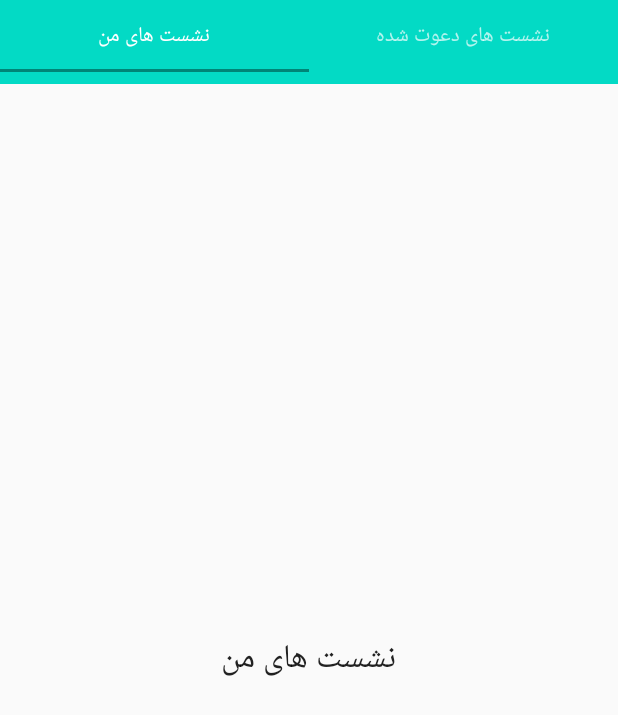
After one commit to ramtinsafadoust/neshast, an Android app: the Tab1 screen opened directly, with no data from a screen before it, on a phone screen of 412 x 824 dp. The commit adds this screen. Shown: the top 715 px of the screen. Run offline under Robolectric (Android 15) with nearby library versions, the phone set to English and light mode, and no system bars.

Commit message:
TabLayout Done

```diff
--- /dev/null
+++ b/app/src/main/java/com/oracto/jitsi/Pager.java
@@ -0,0 +1,38 @@
+package com.oracto.jitsi;
+
+import androidx.fragment.app.Fragment;
+import androidx.fragment.app.FragmentManager;
+import androidx.fragment.app.FragmentStatePagerAdapter;
+
+public class Pager  extends FragmentStatePagerAdapter {
+    //integer to count number of tabs
+    int tabCount;
+
+    //Constructor to the class
+    public Pager(FragmentManager fm, int tabCount) {
+        super(fm);
+        //Initializing tab count
+        this.tabCount= tabCount;
+    }
+
+    //Overriding method getItem
+    @Override
+    public Fragment getItem(int position) {
+        //Returning the current tabs
+        switch (position) {
+            case 0:
+                Tab1 tab1 = new Tab1();
+                return tab1;
+            case 1:
+                Tab2 tab2 = new Tab2();
+                return tab2;
+            default:
+                return null;
+        }
+    }
+
+    @Override
+    public int getCount() {
+        return tabCount;
+    }
+}
--- /dev/null
+++ b/app/src/main/java/com/oracto/jitsi/Tab1.java
@@ -0,0 +1,34 @@
+package com.oracto.jitsi;
+
+import android.os.Bundle;
+import android.view.LayoutInflater;
+import android.view.View;
+import android.view.ViewGroup;
+
+import androidx.fragment.app.Fragment;
+
+/**
+ * Created by Jfp on 2/3/2017.
+ */
+
+//Our class extending fragment
+public  class Tab1 extends Fragment {
+
+
+
+    //Overriden method onCreateView
+    @Override
+    public View onCreateView(LayoutInflater inflater, ViewGroup container, Bundle savedInstanceState) {
+
+
+
+
+
+
+
+
+        //Returning the layout file after inflating
+        //Change R.layout.tab in you classes
+        return inflater.inflate(R.layout.tab1, container, false);
+    }
+}
--- /dev/null
+++ b/app/src/main/java/com/oracto/jitsi/Tab2.java
@@ -0,0 +1,19 @@
+package com.oracto.jitsi;
+
+import android.os.Bundle;
+import android.view.LayoutInflater;
+import android.view.View;
+import android.view.ViewGroup;
+
+import androidx.fragment.app.Fragment;
+
+public class Tab2 extends Fragment {
+
+    //Overriden method onCreateView
+    @Override
+    public View onCreateView(LayoutInflater inflater, ViewGroup container, Bundle savedInstanceState) {
+
+        //Returning the layout file after inflating
+        return inflater.inflate(R.layout.tab2, container, false);
+    }
+}
--- /dev/null
+++ b/app/src/main/java/com/oracto/jitsi/Test.java
@@ -0,0 +1,90 @@
+package com.oracto.jitsi;
+
+import android.os.Bundle;
+import android.widget.ListView;
+import android.widget.TextView;
+import android.widget.Toolbar;
+
+import androidx.appcompat.app.AppCompatActivity;
+import androidx.viewpager.widget.ViewPager;
+
+import com.google.android.material.tabs.TabLayout;
+
+public class Test extends AppCompatActivity implements TabLayout.OnTabSelectedListener {
+
+    //This is our tablayout
+    private TabLayout tabLayout;
+    ListView mListView;
+    String[] mobileBrands;
+    TextView rr;
+
+
+
+    //This is our viewPager
+    private ViewPager viewPager;
+
+    @Override
+    protected void onCreate(Bundle savedInstanceState) {
+        super.onCreate(savedInstanceState);
+        setContentView(R.layout.test);
+
+
+        rr=(TextView)findViewById(R.id.textViewrr);
+
+        //Adding toolbar to the activity
+        //Toolbar toolbar = (Toolbar) findViewById(R.id.toolbar);
+       // setSupportActionBar(toolbar);
+
+        //Initializing the tablayout
+        tabLayout = (TabLayout) findViewById(R.id.tabLayout);
+
+        //Adding the tabs using addTab() method
+        tabLayout.addTab(tabLayout.newTab().setText("نشست های من"));
+        tabLayout.addTab(tabLayout.newTab().setText("نشست های دعوت شده"));
+
+
+        tabLayout.setTabGravity(TabLayout.GRAVITY_FILL);
+
+        //Initializing viewPager
+        viewPager = (ViewPager) findViewById(R.id.pager);
+
+        //Creating our pager adapter
+        Pager adapter = new Pager(getSupportFragmentManager(), tabLayout.getTabCount());
+
+        //Adding adapter to pager
+        viewPager.setAdapter(adapter);
+
+        //Adding onTabSelectedListener to swipe views
+        tabLayout.setOnTabSelectedListener(this);
+
+
+
+
+
+
+    }
+
+    private void setSupportActionBar(Toolbar toolbar) {
+    }
+
+    @Override
+    public void onTabSelected(TabLayout.Tab tab) {
+        rr.setText("RAMTIN");
+        viewPager.setCurrentItem(tab.getPosition());
+
+
+
+
+
+    }
+
+    @Override
+    public void onTabUnselected(TabLayout.Tab tab) {
+
+    }
+
+    @Override
+    public void onTabReselected(TabLayout.Tab tab) {
+
+    }
+}
--- /dev/null
+++ b/app/src/main/res/layout/tab1.xml
@@ -0,0 +1,22 @@
+<?xml version="1.0" encoding="utf-8"?>
+<RelativeLayout xmlns:android="http://schemas.android.com/apk/res/android"
+    android:layout_width="match_parent"
+    android:layout_height="match_parent"
+    android:orientation="vertical">
+
+    <TextView
+        android:id="@+id/textViewrr"
+        android:layout_width="wrap_content"
+        android:layout_height="wrap_content"
+        android:layout_centerInParent="true"
+        android:text="نشست های من"
+        android:textAppearance="?android:attr/textAppearanceLarge"/>
+
+<ListView
+    android:layout_width="fill_parent"
+    android:layout_height="wrap_content"
+    android:id="@+id/myneshast">
+
+</ListView>
+
+</RelativeLayout>
--- /dev/null
+++ b/app/src/main/res/layout/test.xml
@@ -0,0 +1,29 @@
+<LinearLayout
+    android:id="@+id/main_layout"
+    android:orientation="vertical"
+    xmlns:android="http://schemas.android.com/apk/res/android"
+    xmlns:app="http://schemas.android.com/apk/res-auto"
+    xmlns:tools="http://schemas.android.com/tools"
+    android:layout_width="match_parent"
+    android:layout_height="match_parent"
+    tools:context=".MainActivity">
+
+    <!-- our toolbar -->
+
+
+    <!-- our tablayout to display tabs  -->
+    <com.google.android.material.tabs.TabLayout
+        android:id="@+id/tabLayout"
+        android:layout_width="match_parent"
+        android:layout_height="wrap_content"
+        android:background="@color/colorAccent"
+        android:minHeight="?attr/actionBarSize"
+        android:theme="@style/ThemeOverlay.AppCompat.Dark.ActionBar"/>
+
+    <!-- View pager to swipe views -->
+    <androidx.viewpager.widget.ViewPager
+        android:id="@+id/pager"
+        android:layout_width="match_parent"
+        android:layout_height="fill_parent"/>
+
+</LinearLayout>
--- a/app/src/main/res/values/colors.xml
+++ b/app/src/main/res/values/colors.xml
@@ -3,5 +3,8 @@
     <color name="colorPrimary">#6200EE</color>
     <color name="colorPrimaryDark">#3700B3</color>
     <color name="colorAccent">#03DAC5</color>
-
+    <color name="textColorPrimary">#FFFFFF</color>
+    <color name="windowBackground">#FFFFFF</color>
+    <color name="white">#FFFFFF</color>
+    <color name="navigationBarColor">#000000</color>
 </resources>
--- a/app/src/main/res/values/strings.xml
+++ b/app/src/main/res/values/strings.xml
@@ -1,3 +1,4 @@
 <resources>
     <string name="app_name">neshast</string>
+    <string name="new_neshast">ایجاد نشست جدید</string>
 </resources>
--- a/app/src/main/res/values/styles.xml
+++ b/app/src/main/res/values/styles.xml
@@ -1,10 +1,12 @@
 <resources>
     <!-- Base application theme. -->
-    <style name="AppTheme" parent="Theme.AppCompat.Light.DarkActionBar">
+    <style name="AppTheme" parent="Theme.AppCompat.Light.NoActionBar">
         <!-- Customize your theme here. -->
         <item name="colorPrimary">@color/colorPrimary</item>
         <item name="colorPrimaryDark">@color/colorPrimaryDark</item>
         <item name="colorAccent">@color/colorAccent</item>
     </style>
 
+
+
 </resources>
```
Also changed, not shown: app/build.gradle (+7 -0 lines), app/src/main/AndroidManifest.xml (+4 -3 lines), app/src/main/java/com/oracto/jitsi/MainActivity.java (+18 -2 lines), app/src/main/java/com/oracto/jitsi/recycleview.java (deleted, +0 -23 lines), app/src/main/res/layout/activity_main.xml (+6 -1 lines), app/src/main/res/layout/activity_recycleview.xml (deleted, +0 -31 lines), app/src/main/res/layout/activity_splashscrean.xml (+4 -7 lines), app/src/main/res/layout/tab2.xml (added, +15 -0 lines).
